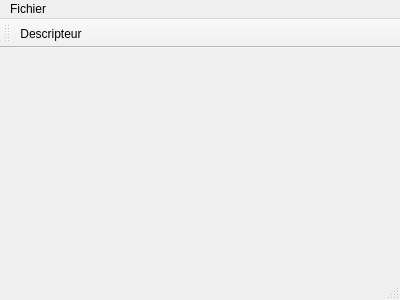
This is mainfen.ui in kustom666/binreader as Qt 5 draws it before an edit. The edited form follows.
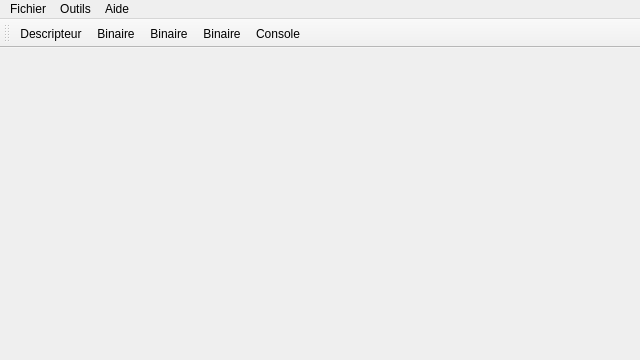
This is the edited form. Icons and pictures are not drawn.

Commit message: Parsing XML et Binaire fonctionnels

Patch:
```diff
--- a/mainfen.ui
+++ b/mainfen.ui
@@ -6,20 +6,32 @@
    <rect>
     <x>0</x>
     <y>0</y>
-    <width>400</width>
-    <height>300</height>
+    <width>640</width>
+    <height>360</height>
    </rect>
   </property>
+  <property name="minimumSize">
+   <size>
+    <width>640</width>
+    <height>360</height>
+   </size>
+  </property>
   <property name="windowTitle">
    <string>MainFen</string>
   </property>
-  <widget class="QWidget" name="centralWidget"/>
+  <property name="windowIcon">
+   <iconset resource="resources.qrc">
+    <normaloff>:/resources/icons/ineofile.png</normaloff>:/resources/icons/ineofile.png</iconset>
+  </property>
+  <widget class="QWidget" name="centralWidget">
+   <layout class="QHBoxLayout" name="horizontalLayout"/>
+  </widget>
   <widget class="QMenuBar" name="menuBar">
    <property name="geometry">
     <rect>
      <x>0</x>
      <y>0</y>
-     <width>400</width>
+     <width>640</width>
      <height>25</height>
     </rect>
    </property>
@@ -34,8 +46,24 @@
      <addaction name="actionDescripteur"/>
     </widget>
     <addaction name="menuOuvrir"/>
+    <addaction name="menuExporter"/>
+    <addaction name="menuRecharger"/>
+   </widget>
+   <widget class="QMenu" name="menuOutils">
+    <property name="title">
+     <string>Outils</string>
+    </property>
+    <addaction name="actionConsole"/>
+   </widget>
+   <widget class="QMenu" name="menuAide">
+    <property name="title">
+     <string>Aide</string>
+    </property>
+    <addaction name="actionApropos"/>
    </widget>
    <addaction name="menuFichier"/>
+   <addaction name="menuOutils"/>
+   <addaction name="menuAide"/>
   </widget>
   <widget class="QToolBar" name="mainToolBar">
    <attribute name="toolBarArea">
@@ -45,13 +73,61 @@
     <bool>false</bool>
    </attribute>
    <addaction name="actionDescripteur"/>
+   <addaction name="actionBinaire"/>
+   <addaction name="actionExporterBinaire"/>
+   <addaction name="actionRechargeBinaire"/>
+   <addaction name="actionConsole"/>
   </widget>
-  <widget class="QStatusBar" name="statusBar"/>
   <action name="actionDescripteur">
    <property name="text">
     <string>Descripteur</string>
    </property>
   </action>
+  <action name="actionBinaire">
+   <property name="icon">
+    <iconset resource="resources.qrc">
+     <normaloff>:/resources/icons/folder_database.png</normaloff>:/resources/icons/folder_database.png</iconset>
+   </property>
+   <property name="text">
+    <string>Binaire</string>
+   </property>
+  </action>
+  <action name="actionConsole">
+   <property name="icon">
+    <iconset resource="resources.qrc">
+     <normaloff>:/resources/icons/application_xp_terminal.png</normaloff>:/resources/icons/application_xp_terminal.png</iconset>
+   </property>
+   <property name="text">
+    <string>Console</string>
+   </property>
+  </action>
+  <action name="actionApropos">
+   <property name="icon">
+    <iconset resource="resources.qrc">
+     <normaloff>:/resources/icons/help.png</normaloff>:/resources/icons/help.png</iconset>
+   </property>
+   <property name="text">
+    <string>A propos</string>
+   </property>
+  </action>
+  <action name="actionExporterBinaire">
+   <property name="icon">
+    <iconset resource="resources.qrc">
+     <normaloff>:/resources/icons/database_save.png</normaloff>:/resources/icons/database_save.png</iconset>
+   </property>
+   <property name="text">
+    <string>Binaire</string>
+   </property>
+  </action>
+  <action name="actionRechargeBinaire">
+   <property name="icon">
+    <iconset resource="resources.qrc">
+     <normaloff>:/resources/icons/database_refresh.png</normaloff>:/resources/icons/database_refresh.png</iconset>
+   </property>
+   <property name="text">
+    <string>Binaire</string>
+   </property>
+  </action>
  </widget>
  <layoutdefault spacing="6" margin="11"/>
  <resources/>
```
Left out of the diff: 21 changed lines with no effect on the pictures. The commit also changes 22 other files.
